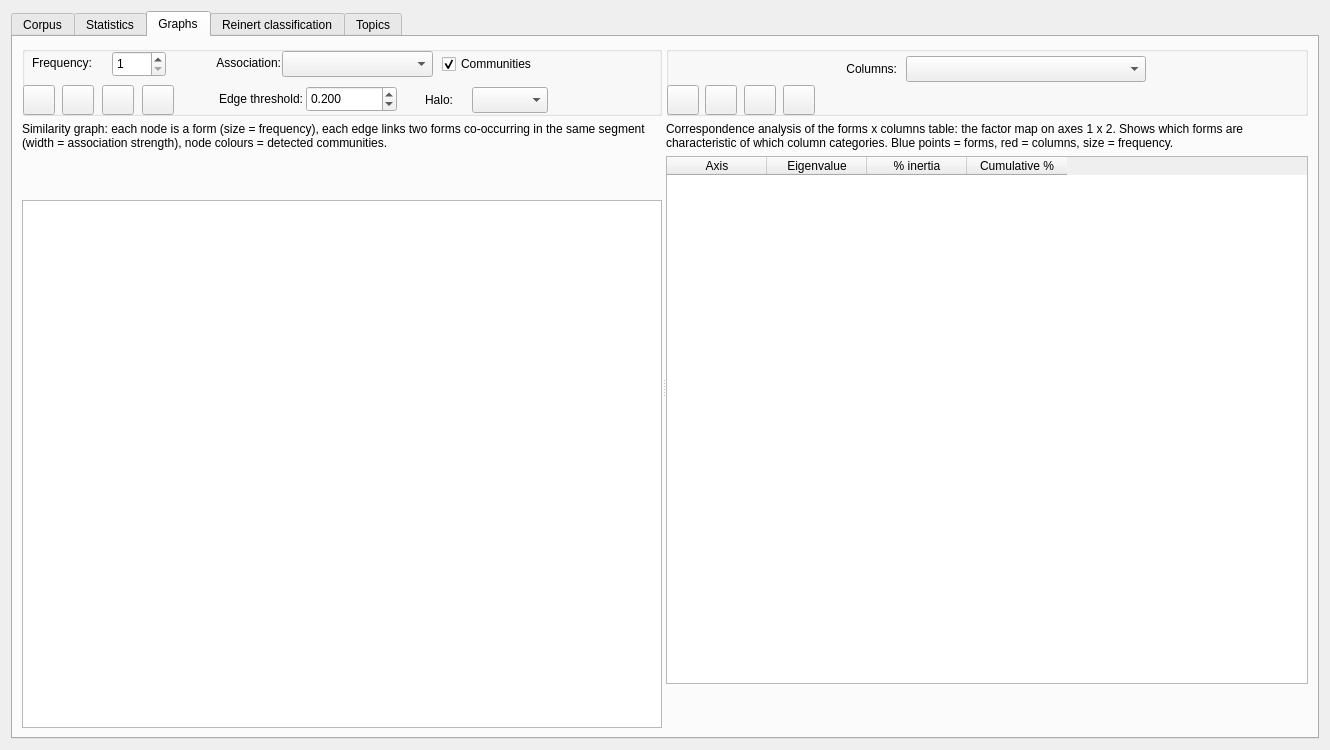
Qt form src/GUI_UIs/ui_dialog_text_stats.ui (ccbogel/QualCoder) before a commit.
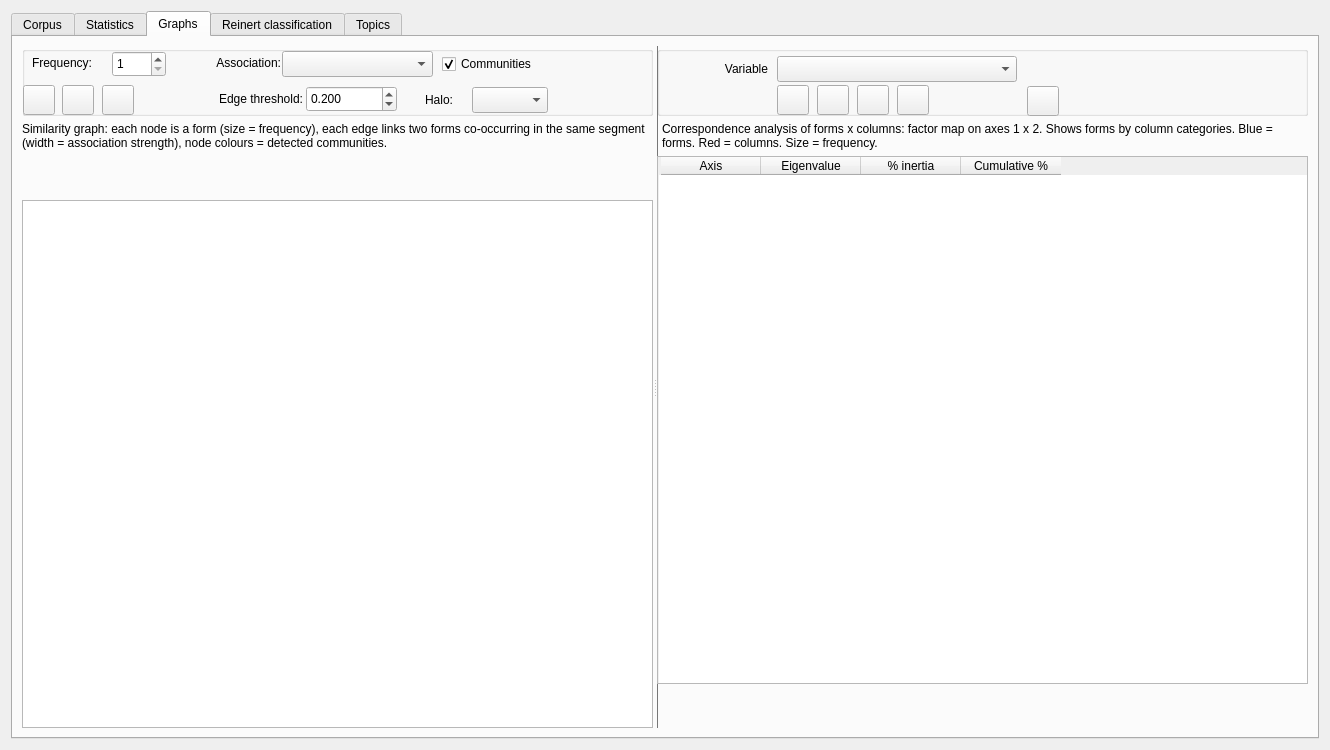
The same form after that commit. The open tabs and pages were chosen to show the change.

Patch:
```diff
--- a/src/GUI_UIs/ui_dialog_text_stats.ui
+++ b/src/GUI_UIs/ui_dialog_text_stats.ui
@@ -953,34 +953,6 @@
                <string>Draw a red halo around the direct neighbours of this form in the graph</string>
               </property>
              </widget>
-             <widget class="QPushButton" name="pushButton_info_3">
-              <property name="geometry">
-               <rect>
-                <x>120</x>
-                <y>39</y>
-                <width>32</width>
-                <height>30</height>
-               </rect>
-              </property>
-              <property name="minimumSize">
-               <size>
-                <width>32</width>
-                <height>30</height>
-               </size>
-              </property>
-              <property name="maximumSize">
-               <size>
-                <width>32</width>
-                <height>30</height>
-               </size>
-              </property>
-              <property name="toolTip">
-               <string>Text analysis information</string>
-              </property>
-              <property name="text">
-               <string/>
-              </property>
-             </widget>
             </widget>
            </item>
            <item>
@@ -1030,6 +1002,9 @@
           </layout>
          </widget>
          <widget class="QWidget" name="widget_graphs_right" native="true">
+          <property name="styleSheet">
+           <string notr="true">border-left: 1px solid #777777;</string>
+          </property>
           <layout class="QVBoxLayout" name="verticalLayout_graphs_right">
            <property name="leftMargin">
             <number>0</number>
@@ -1066,7 +1041,7 @@
              <widget class="QPushButton" name="pushButton_ca_run">
               <property name="geometry">
                <rect>
-                <x>1</x>
+                <x>120</x>
                 <y>39</y>
                 <width>32</width>
                 <height>30</height>
@@ -1094,7 +1069,7 @@
              <widget class="QPushButton" name="pushButton_ca_png">
               <property name="geometry">
                <rect>
-                <x>39</x>
+                <x>160</x>
                 <y>39</y>
                 <width>32</width>
                 <height>30</height>
@@ -1122,7 +1097,7 @@
              <widget class="QPushButton" name="pushButton_ca_popout">
               <property name="geometry">
                <rect>
-                <x>78</x>
+                <x>200</x>
                 <y>39</y>
                 <width>32</width>
                 <height>30</height>
@@ -1150,7 +1125,7 @@
              <widget class="QPushButton" name="pushButton_ca_csv">
               <property name="geometry">
                <rect>
-                <x>117</x>
+                <x>240</x>
                 <y>39</y>
                 <width>32</width>
                 <height>30</height>
@@ -1178,7 +1153,7 @@
              <widget class="QComboBox" name="comboBox_ca_variable">
               <property name="geometry">
                <rect>
-                <x>240</x>
+                <x>120</x>
                 <y>10</y>
                 <width>240</width>
                 <height>26</height>
@@ -1197,15 +1172,15 @@
              <widget class="QLabel" name="label_ca_columns">
               <property name="geometry">
                <rect>
-                <x>150</x>
+                <x>10</x>
                 <y>13</y>
-                <width>81</width>
+                <width>101</width>
                 <height>20</height>
                </rect>
               </property>
               <property name="maximumSize">
                <size>
-                <width>100</width>
+                <width>120</width>
                 <height>20</height>
                </size>
               </property>
@@ -1213,12 +1188,40 @@
                <string>Columns of the analysed table: 'Segments' = forms x segments, otherwise forms x modalities of the partition variable</string>
               </property>
               <property name="text">
-               <string>Columns:</string>
+               <string>Variable</string>
               </property>
               <property name="alignment">
                <set>Qt::AlignmentFlag::AlignRight|Qt::AlignmentFlag::AlignTrailing|Qt::AlignmentFlag::AlignVCenter</set>
               </property>
              </widget>
+             <widget class="QPushButton" name="pushButton_info_3">
+              <property name="geometry">
+               <rect>
+                <x>370</x>
+                <y>40</y>
+                <width>32</width>
+                <height>30</height>
+               </rect>
+              </property>
+              <property name="minimumSize">
+               <size>
+                <width>32</width>
+                <height>30</height>
+               </size>
+              </property>
+              <property name="maximumSize">
+               <size>
+                <width>32</width>
+                <height>30</height>
+               </size>
+              </property>
+              <property name="toolTip">
+               <string>Text analysis information</string>
+              </property>
+              <property name="text">
+               <string/>
+              </property>
+             </widget>
             </widget>
            </item>
            <item>
@@ -1234,8 +1237,11 @@
 The factor map on axes 1 x 2 shows which forms are characteristic of which column categories.
 Bblue points = forms. R red = columns. Point size = frequency.</string>
              </property>
+             <property name="styleSheet">
+              <string notr="true">padding-left: 1px;</string>
+             </property>
              <property name="text">
-              <string>Correspondence analysis of the forms x columns table: the factor map on axes 1 x 2. Shows which forms are characteristic of which column categories. Blue points = forms, red = columns, size = frequency.</string>
+              <string>Correspondence analysis of forms x columns: factor map on axes 1 x 2. Shows forms by column categories. Blue = forms. Red = columns. Size = frequency.</string>
              </property>
              <property name="wordWrap">
               <bool>true</bool>
@@ -1247,6 +1253,9 @@
              <property name="toolTip">
               <string>Eigenvalues and inertia of the correspondence analysis axes</string>
              </property>
+             <property name="styleSheet">
+              <string notr="true">padding-left:1px;</string>
+             </property>
              <property name="editTriggers">
               <set>QAbstractItemView::EditTrigger::NoEditTriggers</set>
              </property>
```
Left out of the diff: 34 changed lines with no effect on the pictures.
